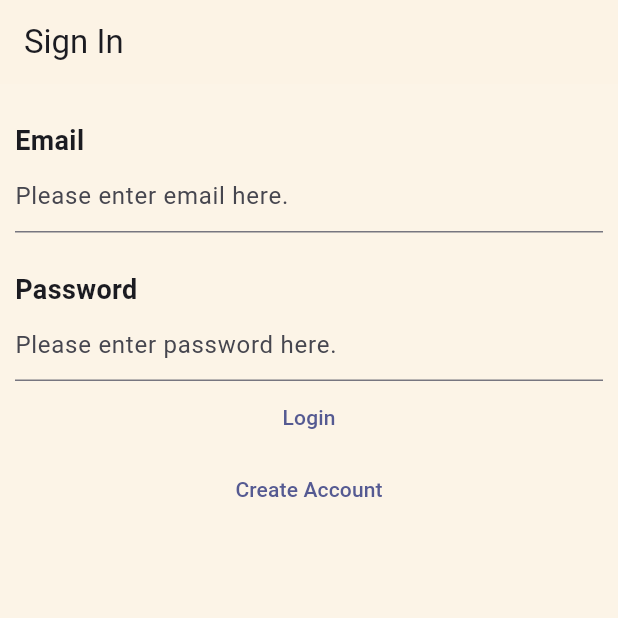
After one commit to afalk23/csis321-Hadlock-Central, a Flutter app: the screen it shows after launch, after a tap on "Login", on a phone screen of 412 x 824 dp, the top half of it. The commit adds this screen. Run offline on Flutter 3.47's test engine with Material 3 defaults, Android fonts, the phone set to English and light mode, and no system bars; network calls fail.

Commit message:
Sign in page and post data function added

```diff
--- /dev/null
+++ b/hadlock_central_flutter/lib/functions/post_data_function.dart
@@ -0,0 +1,24 @@
+import 'package:http/http.dart' as http;
+import 'dart:convert';
+
+Future <Map<String, dynamic>> postData(String route, Map<String, dynamic> values) async{
+  try{
+    final response = await http.post(Uri.parse('http://127.0.0.1:5000$route'),
+        headers: <String, String>{
+          'Content-Type':'application/json; charset=UTF-8',
+        },body: jsonEncode(values)
+    );
+    if (response.statusCode == 200) {
+      return jsonDecode(response.body);
+    }
+    else {
+      throw Exception('Failed to post data.');
+    }
+  }
+  catch(err){
+    print(err);
+    return {};
+  }
+
+
+}
--- a/hadlock_central_flutter/lib/main.dart
+++ b/hadlock_central_flutter/lib/main.dart
@@ -6,6 +6,7 @@ import 'package:hadlock_central_flutter/pages/announcements.dart';
 import 'package:hadlock_central_flutter/pages/schedule_page.dart';
 import 'package:hadlock_central_flutter/pages/equipment_page.dart';
 import 'package:hadlock_central_flutter/pages/home_page.dart';
+import 'package:hadlock_central_flutter/pages/sign_in_page.dart';
 
 void main() => runApp(const HadlockCentralApp());
 
@@ -43,7 +44,7 @@ class HadlockCentralApp extends StatelessWidget {
           ),
         ),
       ),
-      home: const AppShell(),
+      home: const SignInPage(),
     );
   }
 }
--- /dev/null
+++ b/hadlock_central_flutter/lib/pages/sign_in_page.dart
@@ -0,0 +1,87 @@
+import 'package:flutter/material.dart';
+import 'package:hadlock_central_flutter/pages/form_text_field.dart';
+import 'package:hadlock_central_flutter/main.dart';
+import 'package:hadlock_central_flutter/functions/post_data_function.dart';
+
+class SignInPage extends StatefulWidget {
+  const SignInPage({super.key});
+
+  @override
+  State<SignInPage> createState() => SignInPageState();
+}
+
+class SignInPageState extends State<SignInPage> {
+  TextEditingController emailController = TextEditingController();
+  TextEditingController passwordController = TextEditingController();
+
+  @override
+  Widget build(BuildContext context) {
+    return Scaffold(
+      appBar: AppBar(title: const Text('Sign In')),
+      body: ListView(
+        children: [
+          FormTextField(label: "Email", textController: emailController),
+          FormTextField(label: "Password", textController: passwordController),
+          TextButton(
+            onPressed: () {
+              postData('/login', {
+                'email': emailController.text,
+                'password': passwordController.text,
+              }).then(
+                (value) async => {
+                  if (value['success'] == true)
+                    {
+                      showDialog(
+                        context: context,
+                        builder: (BuildContext context) {
+                          return AlertDialog(
+                            title: Text(value['message']),
+                            actions: [
+                              TextButton(
+                                onPressed: () {
+                                  Navigator.of(context).pop();
+                                },
+                                child: const Text('Ok'),
+                              ),
+                            ],
+                          );
+                        },
+                      ).then(
+                        (value) => {
+                          Navigator.of(context).pop(),
+                          Navigator.of(context).push(
+                            MaterialPageRoute(
+                              builder: (context) => const AppShell(),
+                            ),
+                          ),
+                        },
+                      ),
+                    }
+                  else if (value['success'] == false)
+                    {
+                      showDialog(
+                        context: context,
+                        builder: (BuildContext context) {
+                          return AlertDialog(content: Text(value['message']));
+                        },
+                      ),
+                    },
+                },
+              );
+            },
+            child: const Text('Login'),
+          ),
+          TextButton(
+            onPressed: () {
+              Navigator.of(context).pop();
+              Navigator.of(
+                context,
+              ).push(MaterialPageRoute(builder: (context) => const AppShell()));
+            },
+            child: const Text('Create Account'),
+          ),
+        ],
+      ),
+    );
+  }
+}
--- a/hadlock_central_flutter/pubspec.yaml
+++ b/hadlock_central_flutter/pubspec.yaml
@@ -34,6 +34,7 @@ dependencies:
   # The following adds the Cupertino Icons font to your application.
   # Use with the CupertinoIcons class for iOS style icons.
   cupertino_icons: ^1.0.8
+  http: ^1.6.0
 
 dev_dependencies:
   flutter_test:
```
Also changed, not shown: hadlock_central_flutter/pubspec.lock.
